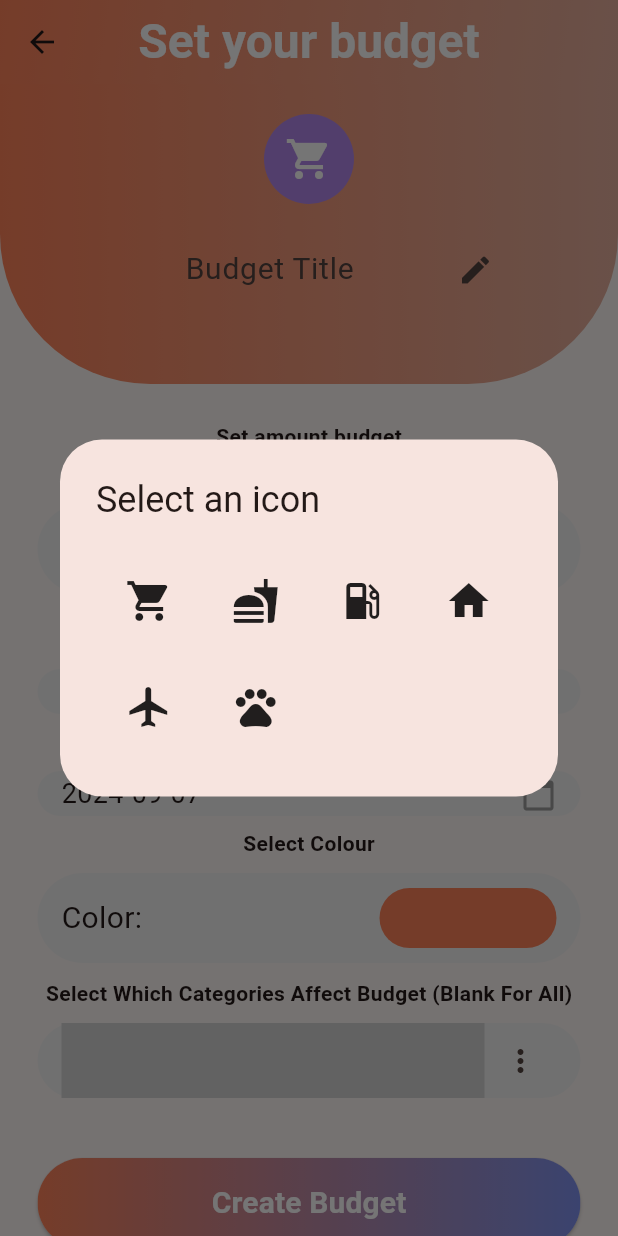
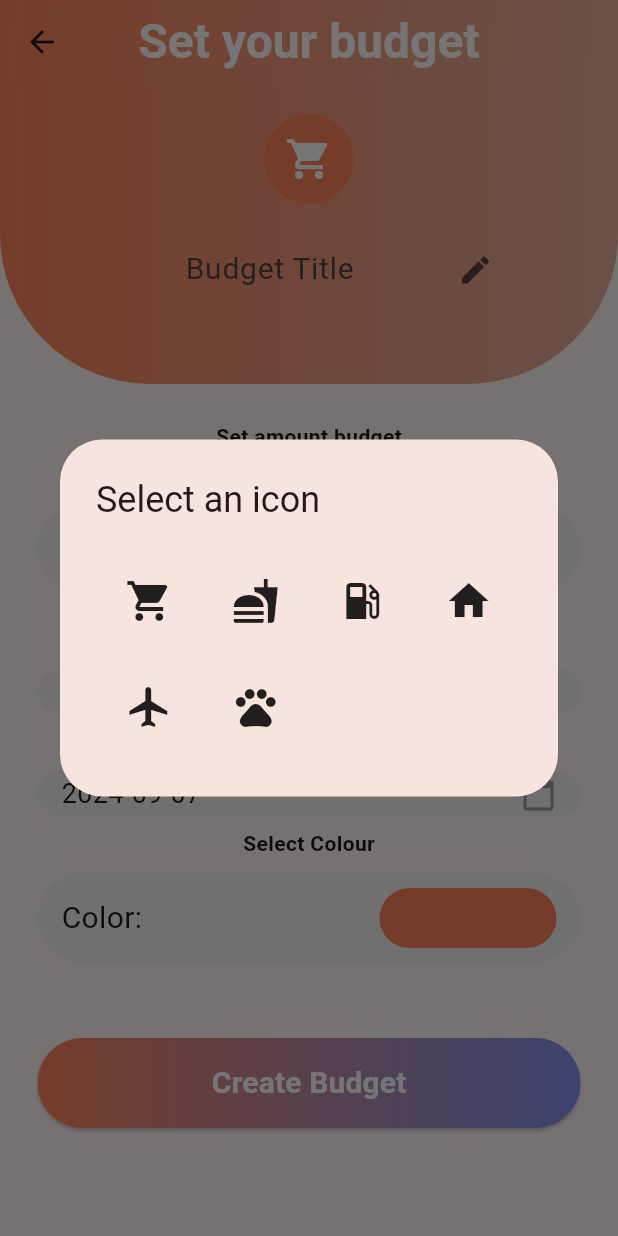
Before and after one commit to KushParmar07/Econowise, a Flutter app: the screen it shows after launch, after a tap on "Please Create A Budget", after a tap on the "shopping cart" icon, on a phone screen of 412 x 824 dp. Run offline on Flutter 3.47's test engine with Material 3 defaults, Android fonts, the phone set to English and light mode, and no system bars; our stand-ins replace flutter_colorpicker, fluttertoast, percent_indicator; missing offline and left inert: multiselect.

```diff
--- a/lib/budget_files/budget.dart
+++ b/lib/budget_files/budget.dart
@@ -8,8 +8,6 @@ class Budget {
   IconData icon;
   double totalUsed = 0;
   Color color = Colors.blue;
-  List<String> categories;
-
   Budget(this.goal, this.budgetAmount, this.startDate, this.endDate, this.icon,
-      this.color, this.categories);
+      this.color);
 }
--- a/lib/budget_files/budget_page_layout.dart
+++ b/lib/budget_files/budget_page_layout.dart
@@ -39,14 +39,14 @@ class _BudgetPageState extends State<BudgetPage> {
           DateTime.now(),
           DateTime.now(),
           Icons.accessibility_rounded,
-          const Color.fromARGB(255, 179, 136, 235), []);
+          const Color.fromARGB(255, 179, 136, 235));
       selectedBudgetDetails = Budget(
           "Sample Budget",
           100,
           DateTime.now(),
           DateTime.now(),
           Icons.accessibility_rounded,
-          const Color.fromARGB(255, 179, 136, 235), []);
+          const Color.fromARGB(255, 179, 136, 235));
       startDate = DateTime.now();
       endDate = DateTime.now();
     }
--- a/lib/budget_files/create_budget.dart
+++ b/lib/budget_files/create_budget.dart
@@ -6,7 +6,6 @@ import 'budget.dart';
 import '../navigation_bar.dart';
 import 'package:provider/provider.dart';
 import 'package:flutter_colorpicker/flutter_colorpicker.dart';
-import 'package:econowise/categories_controller.dart';
 
 class BudgetScreen extends StatefulWidget {
   const BudgetScreen({
@@ -28,7 +27,6 @@ class _BudgetScreenState extends State<BudgetScreen> {
   DateTime? _startSelectedDate = DateTime.now();
   DateTime? _endSelectedDate = DateTime.now().add(const Duration(days: 31));
   Color _selectedColor = const Color.fromARGB(255, 255, 131, 90);
-  List<String> selectedCategories = [];
 
   late List<Budget> currentBudgets = [];
 
@@ -106,18 +104,6 @@ class _BudgetScreenState extends State<BudgetScreen> {
       _endSelectedDate = widget.currentBudget!.endDate;
       _selectedIcon = widget.currentBudget!.icon;
       _selectedColor = widget.currentBudget!.color;
-      selectedCategories = widget.currentBudget!.categories;
-
-      if (selectedCategories.isNotEmpty) {
-        for (var category in selectedCategories) {
-          if (!context.read<SaveData>().categories.contains(category)) {
-            toDelete.add(category);
-          }
-        }
-      }
-    }
-    for (var categoryToDelete in toDelete) {
-      selectedCategories.remove(categoryToDelete);
     }
   }
 
@@ -127,7 +113,7 @@ class _BudgetScreenState extends State<BudgetScreen> {
       if (widget.currentBudget != null) {
         context.read<SaveData>().deleteBudget(widget.currentBudget ??
             Budget("Placeholder", 100, DateTime.now(), DateTime.now(),
-                Icons.abc, Colors.blue, selectedCategories));
+                Icons.abc, Colors.blue));
       }
       context.read<SaveData>().addBudget(Budget(
           _budgetTitleController.text,
@@ -135,8 +121,7 @@ class _BudgetScreenState extends State<BudgetScreen> {
           _startSelectedDate,
           _endSelectedDate,
           _selectedIcon,
-          _selectedColor,
-          selectedCategories));
+          _selectedColor));
 
       context.read<SaveData>().updateTransactions(context
           .read<SaveData>()
@@ -290,13 +275,6 @@ class _BudgetScreenState extends State<BudgetScreen> {
                       const SizedBox(height: 10),
                       grayOutline(colourSelectorDisplay(context), 60),
                       const SizedBox(height: 10),
-                      const Text(
-                        'Select Which Categories Affect Budget (Blank For All)',
-                        style: TextStyle(fontWeight: FontWeight.bold),
-                      ),
-                      const SizedBox(height: 10),
-                      grayOutline(categoriesDisplay(), 50),
-
                       // Create Budget Button
                       const SizedBox(height: 40),
                       submitBudgetButton(),
@@ -352,34 +330,6 @@ class _BudgetScreenState extends State<BudgetScreen> {
         ),
       ),
     );
-  }
-
-  Expanded categoriesDisplay() {
-    return Expanded(
-        child: Row(
-      children: [
-        Expanded(child: Consumer<SaveData>(builder: (context, saveData, _) {
-          return DropDownMultiSelect(
-            selectedValuesStyle:
-                const TextStyle(color: Color.fromARGB(0, 255, 255, 255)),
-            separator: ', ',
-            onChanged: (List<String> x) {
-              setState(() {
-                selectedCategories = x;
-              });
-            },
-            options: saveData.categories,
-            selectedValues: selectedCategories,
-            whenEmpty: '',
-          );
-        })),
-        IconButton(
-            onPressed: () {
-              modifyCategories(context, selectedCategories: selectedCategories);
-            },
-            icon: const Icon(Icons.more_vert))
-      ],
-    ));
   }
 
   Row colourSelectorDisplay(BuildContext context) {
@@ -488,8 +438,8 @@ class _BudgetScreenState extends State<BudgetScreen> {
             child: Container(
               width: 60,
               height: 60,
-              decoration: const BoxDecoration(
-                color: Color.fromARGB(255, 179, 136, 235),
+              decoration: BoxDecoration(
+                color: _selectedColor,
                 shape: BoxShape.circle,
               ),
               child: Icon(
--- a/lib/transaction_files/expanded_dropdown.dart
+++ b/lib/transaction_files/expanded_dropdown.dart
@@ -23,8 +23,12 @@ class ExpandedDropdownMenu extends StatelessWidget {
           initialSelection: initialSelection,
           controller: controller,
           onSelected: onSelected,
+          leadingIcon: Icon(
+            initialSelection.icon,
+            color: initialSelection.color,
+          ),
           dropdownMenuEntries: dropdownMenuEntries,
-          width: constraints.maxWidth, // Force full width
+          width: constraints.maxWidth,
         );
       },
     );
```
Also changed, not shown: lib/categories_controller.dart (deleted, +0 -103 lines), lib/transaction_files/create_transaction.dart (+14 -24 lines).
